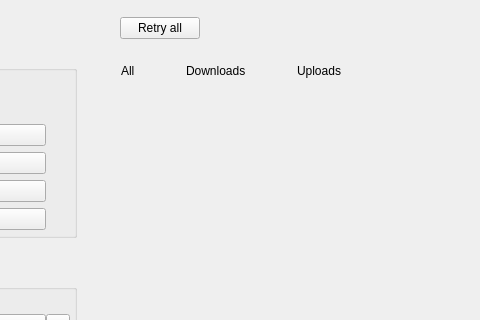
Before: the Qt Designer form src/MEGASync/transfers/gui/ui/TransferManager.ui in meganz/MEGAsync, drawn with Qt 5; both pictures show x 173 to 653 and y 0 to 320 of the 1200 by 720 pixel window.
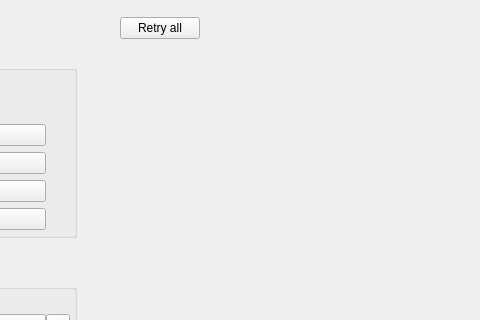
After: the same form once the commit is applied. The open tabs and pages were chosen to show the change. Icons and pictures are not drawn. Custom widgets are drawn as their Qt base class.

```diff
--- a/src/MEGASync/transfers/gui/ui/TransferManager.ui
+++ b/src/MEGASync/transfers/gui/ui/TransferManager.ui
@@ -2070,162 +2070,42 @@
                  <number>10</number>
                 </property>
                 <item>
-                 <widget class="QWidget" name="wAllResults" native="true">
-                  <property name="minimumSize">
-                   <size>
-                    <width>0</width>
-                    <height>24</height>
-                   </size>
+                 <widget class="TabSelector" name="wAllResults" native="true">
+                  <property name="sizePolicy">
+                   <sizepolicy hsizetype="Fixed" vsizetype="Preferred">
+                    <horstretch>0</horstretch>
+                    <verstretch>0</verstretch>
+                   </sizepolicy>
                   </property>
-                  <property name="maximumSize">
-                   <size>
-                    <width>16777215</width>
-                    <height>24</height>
-                   </size>
+                  <property name="class" stdset="0">
+                   <string notr="true">chip</string>
                   </property>
-                  <property name="cursor">
-                   <cursorShape>PointingHandCursor</cursorShape>
-                  </property>
-                  <property name="focusPolicy">
-                   <enum>Qt::StrongFocus</enum>
-                  </property>
-                  <layout class="QHBoxLayout" name="horizontalLayout_18">
-                   <property name="spacing">
-                    <number>12</number>
-                   </property>
-                   <property name="leftMargin">
-                    <number>12</number>
-                   </property>
-                   <property name="topMargin">
-                    <number>0</number>
-                   </property>
-                   <property name="rightMargin">
-                    <number>12</number>
-                   </property>
-                   <property name="bottomMargin">
-                    <number>0</number>
-                   </property>
-                   <item alignment="Qt::AlignLeft">
-                    <widget class="QLabel" name="lAllResults">
-                     <property name="text">
-                      <string>All</string>
-                     </property>
-                    </widget>
-                   </item>
-                   <item alignment="Qt::AlignRight">
-                    <widget class="QLabel" name="lAllResultsCounter">
-                     <property name="text">
-                      <string notr="true"/>
-                     </property>
-                    </widget>
-                   </item>
-                  </layout>
                  </widget>
                 </item>
                 <item>
-                 <widget class="QWidget" name="wDlResults" native="true">
-                  <property name="minimumSize">
-                   <size>
-                    <width>0</width>
-                    <height>24</height>
-                   </size>
+                 <widget class="TabSelector" name="wDlResults" native="true">
+                  <property name="sizePolicy">
+                   <sizepolicy hsizetype="Fixed" vsizetype="Preferred">
+                    <horstretch>0</horstretch>
+                    <verstretch>0</verstretch>
+                   </sizepolicy>
                   </property>
-                  <property name="maximumSize">
-                   <size>
-                    <width>16777215</width>
-                    <height>24</height>
-                   </size>
+                  <property name="class" stdset="0">
+                   <string notr="true">chip</string>
                   </property>
-                  <property name="cursor">
-                   <cursorShape>PointingHandCursor</cursorShape>
-                  </property>
-                  <property name="focusPolicy">
-                   <enum>Qt::StrongFocus</enum>
-                  </property>
-                  <layout class="QHBoxLayout" name="horizontalLayout_19">
-                   <property name="spacing">
-                    <number>12</number>
-                   </property>
-                   <property name="leftMargin">
-                    <number>12</number>
-                   </property>
-                   <property name="topMargin">
-                    <number>0</number>
-                   </property>
-                   <property name="rightMargin">
-                    <number>12</number>
-                   </property>
-                   <property name="bottomMargin">
-                    <number>0</number>
-                   </property>
-                   <item alignment="Qt::AlignLeft">
-                    <widget class="QLabel" name="lDlResults">
-                     <property name="text">
-                      <string>Downloads</string>
-                     </property>
-                    </widget>
-                   </item>
-                   <item alignment="Qt::AlignRight">
-                    <widget class="QLabel" name="lDlResultsCounter">
-                     <property name="text">
-                      <string notr="true"/>
-                     </property>
-                    </widget>
-                   </item>
-                  </layout>
                  </widget>
                 </item>
                 <item>
-                 <widget class="QWidget" name="wUlResults" native="true">
-                  <property name="minimumSize">
-                   <size>
-                    <width>0</width>
-                    <height>24</height>
-                   </size>
+                 <widget class="TabSelector" name="wUlResults" native="true">
+                  <property name="sizePolicy">
+                   <sizepolicy hsizetype="Fixed" vsizetype="Preferred">
+                    <horstretch>0</horstretch>
+                    <verstretch>0</verstretch>
+                   </sizepolicy>
                   </property>
-                  <property name="maximumSize">
-                   <size>
-                    <width>16777215</width>
-                    <height>24</height>
-                   </size>
+                  <property name="class" stdset="0">
+                   <string notr="true">chip</string>
                   </property>
-                  <property name="cursor">
-                   <cursorShape>PointingHandCursor</cursorShape>
-                  </property>
-                  <property name="focusPolicy">
-                   <enum>Qt::StrongFocus</enum>
-                  </property>
-                  <layout class="QHBoxLayout" name="horizontalLayout_20">
-                   <property name="spacing">
-                    <number>12</number>
-                   </property>
-                   <property name="leftMargin">
-                    <number>12</number>
-                   </property>
-                   <property name="topMargin">
-                    <number>0</number>
-                   </property>
-                   <property name="rightMargin">
-                    <number>12</number>
-                   </property>
-                   <property name="bottomMargin">
-                    <number>0</number>
-                   </property>
-                   <item alignment="Qt::AlignLeft">
-                    <widget class="QLabel" name="lUlResults">
-                     <property name="text">
-                      <string>Uploads</string>
-                     </property>
-                    </widget>
-                   </item>
-                   <item alignment="Qt::AlignRight">
-                    <widget class="QLabel" name="lUlResultsCounter">
-                     <property name="text">
-                      <string notr="true"/>
-                     </property>
-                    </widget>
-                   </item>
-                  </layout>
                  </widget>
                 </item>
                 <item>
@@ -2767,6 +2647,12 @@
    <extends>QPushButton</extends>
    <header>tokenizer/TokenizableItems/TokenizableButtons.h</header>
   </customwidget>
+  <customwidget>
+   <class>TabSelector</class>
+   <extends>QWidget</extends>
+   <header>TabSelector.h</header>
+   <container>1</container>
+  </customwidget>
  </customwidgets>
  <tabstops>
   <tabstop>bPause</tabstop>
```
Left out of the diff: 114 changed lines with no effect on the pictures.
